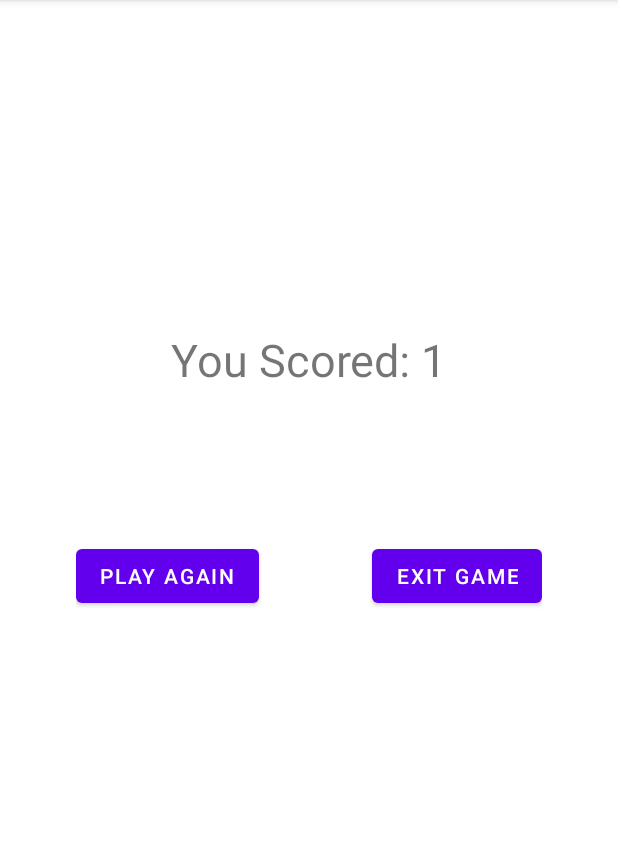
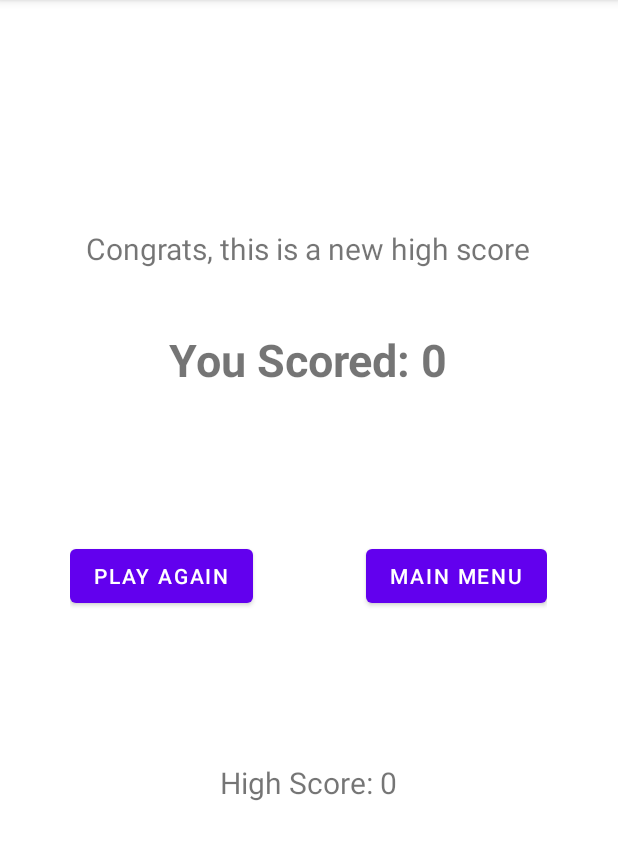
Before and after one commit to DKLokeswaran/Day-Guessing-Game, an Android app: the MainActivity2 screen opened directly, with no data from a screen before it, on a phone screen of 412 x 824 dp, the part 84-944 px from its top. Run offline under Robolectric (Android 15) with nearby library versions, the phone set to English and light mode, and no system bars.

Commit message:
Stored High Scores

```diff
--- a/app/src/main/java/com/example/deltatask_1/MainActivity2.java
+++ b/app/src/main/java/com/example/deltatask_1/MainActivity2.java
@@ -1,24 +1,43 @@
 package com.example.deltatask_1;
 
 import androidx.appcompat.app.AppCompatActivity;
-
+import android.content.SharedPreferences;
 import android.content.Intent;
 import android.os.Bundle;
 import android.view.View;
-import android.widget.Button;
 import android.widget.TextView;
 
 public class MainActivity2 extends AppCompatActivity {
 
     MainActivity main=new MainActivity();
-
+    TextView scre, hiScoreDsp, msgDsp;
+    int highscore[]={0,0,0};
     @Override
     protected void onCreate(Bundle savedInstanceState) {
         super.onCreate(savedInstanceState);
         setContentView(R.layout.activity_main2);
-        TextView scre=(TextView) findViewById(R.id.scrView);
-        int c=main.getScore();
-        scre.setText("You Scored: "+c);
+        scre=(TextView) findViewById(R.id.scrView);
+        hiScoreDsp =findViewById(R.id.scr);
+        msgDsp =findViewById(R.id.msg);
+        int score=main.getScore();
+        scre.setText("You Scored: "+score);
+        getHighScore();
+        for (int i=1;i<=3;i++){
+            if(score>highscore[i-1]){
+                int k=3-i;
+                while (k>0){
+                    highscore[k]=highscore[k-1];
+                    k--;
+                }
+                highscore[i-1]=score;
+                break;
+            }
+        }
+        if(highscore[0]<=score){
+            msgDsp.setText("Congrats, this is a new high score");
+        }
+        hiScoreDsp.setText("High Score: "+highscore[0]);
+        saveHighscore();
     }
 
 
@@ -26,8 +45,25 @@ public class MainActivity2 extends AppCompatActivity {
 
         Intent intent=new Intent(MainActivity2.this,MainActivity.class);
         startActivity(intent);
+        finish();
     }
-    public void exitGame(View view){
-        this.finishAffinity();
+    public void mainMenu(View view){
+        Intent intent=new Intent(MainActivity2.this,LauncherActivity.class);
+        startActivity(intent);
+        finish();
+    }
+    public void saveHighscore(){
+        SharedPreferences sharedPreferences=this.getSharedPreferences("pref", MODE_PRIVATE);
+        SharedPreferences.Editor editor=sharedPreferences.edit();
+        for(int i=1;i<=3;i++){
+            editor.putInt("highScore"+i,highscore[i-1]);
+        }
+        editor.commit();
+    }
+    public void getHighScore(){
+        SharedPreferences sharedPreferences=getSharedPreferences("pref", MODE_PRIVATE);
+        for (int i=1;i<=3;i++){
+            highscore[i-1]=sharedPreferences.getInt("highScore"+i,0);
+        }
     }
 }
--- a/app/src/main/res/layout-land/activity_main2.xml
+++ b/app/src/main/res/layout-land/activity_main2.xml
@@ -28,8 +28,8 @@
            android:layout_width="wrap_content"
            android:layout_height="wrap_content"
            android:layout_centerInParent="true"
-           android:text="Exit Game"
-           android:onClick="exitGame"/>
+           android:text="Main Menu"
+           android:onClick="mainMenu"/>
    </LinearLayout>
 
     <TextView
@@ -37,8 +37,28 @@
         android:layout_width="wrap_content"
         android:layout_height="wrap_content"
         android:text="You Scored:"
+        android:textStyle="bold"
         android:layout_centerHorizontal="true"
         android:layout_above="@+id/choices"
         android:layout_marginBottom="100dp"
         android:textSize="30sp"/>
+
+    <TextView
+        android:id="@+id/msg"
+        android:layout_width="wrap_content"
+        android:layout_height="wrap_content"
+        android:text="Try Harder Next Time"
+        android:layout_below="@id/choices"
+        android:layout_centerHorizontal="true"
+        android:layout_marginTop="30dp"
+        android:textSize="20sp"/>
+
+    <TextView
+        android:id="@+id/scr"
+        android:layout_width="wrap_content"
+        android:layout_height="wrap_content"
+        android:text="TextView"
+        android:layout_below="@id/msg"
+        android:layout_centerHorizontal="true"
+        android:layout_marginTop="30dp"/>
 </RelativeLayout>
--- a/app/src/main/res/layout/activity_main2.xml
+++ b/app/src/main/res/layout/activity_main2.xml
@@ -28,8 +28,8 @@
            android:layout_width="wrap_content"
            android:layout_height="wrap_content"
            android:layout_centerInParent="true"
-           android:text="Exit Game"
-           android:onClick="exitGame"/>
+           android:text="Main Menu"
+           android:onClick="mainMenu"/>
    </LinearLayout>
 
     <TextView
@@ -37,8 +37,30 @@
         android:layout_width="wrap_content"
         android:layout_height="wrap_content"
         android:text="You Scored:"
+        android:textStyle="bold"
         android:layout_centerHorizontal="true"
         android:layout_above="@+id/choices"
         android:layout_marginBottom="100dp"
         android:textSize="30sp"/>
+
+    <TextView
+        android:id="@+id/msg"
+        android:layout_width="wrap_content"
+        android:layout_height="wrap_content"
+        android:text="Try Harder Next Time"
+        android:layout_above="@id/scrView"
+        android:layout_centerHorizontal="true"
+        android:layout_marginBottom="40dp"
+        android:textSize="20sp"
+        />
+
+    <TextView
+        android:id="@+id/scr"
+        android:layout_width="wrap_content"
+        android:layout_height="wrap_content"
+        android:text="TextView"
+        android:layout_below="@id/choices"
+        android:layout_marginTop="100dp"
+        android:layout_centerHorizontal="true"
+        android:textSize="20dp"/>
 </RelativeLayout>
--- a/build.gradle
+++ b/build.gradle
@@ -5,7 +5,7 @@ buildscript {
         mavenCentral()
     }
     dependencies {
-        classpath "com.android.tools.build:gradle:4.2.1"
+        classpath 'com.android.tools.build:gradle:4.2.2'
 
         // NOTE: Do not place your application dependencies here; they belong
         // in the individual module build.gradle files
```
Also changed, not shown: app/src/main/AndroidManifest.xml (+12 -2 lines), app/src/main/java/com/example/deltatask_1/HighScores.java (added, +28 -0 lines), app/src/main/java/com/example/deltatask_1/LauncherActivity.java (added, +27 -0 lines), app/src/main/res/layout/activity_high_scores.xml (added, +70 -0 lines), app/src/main/res/layout/activity_launcher.xml (added, +65 -0 lines), 1 other file.
